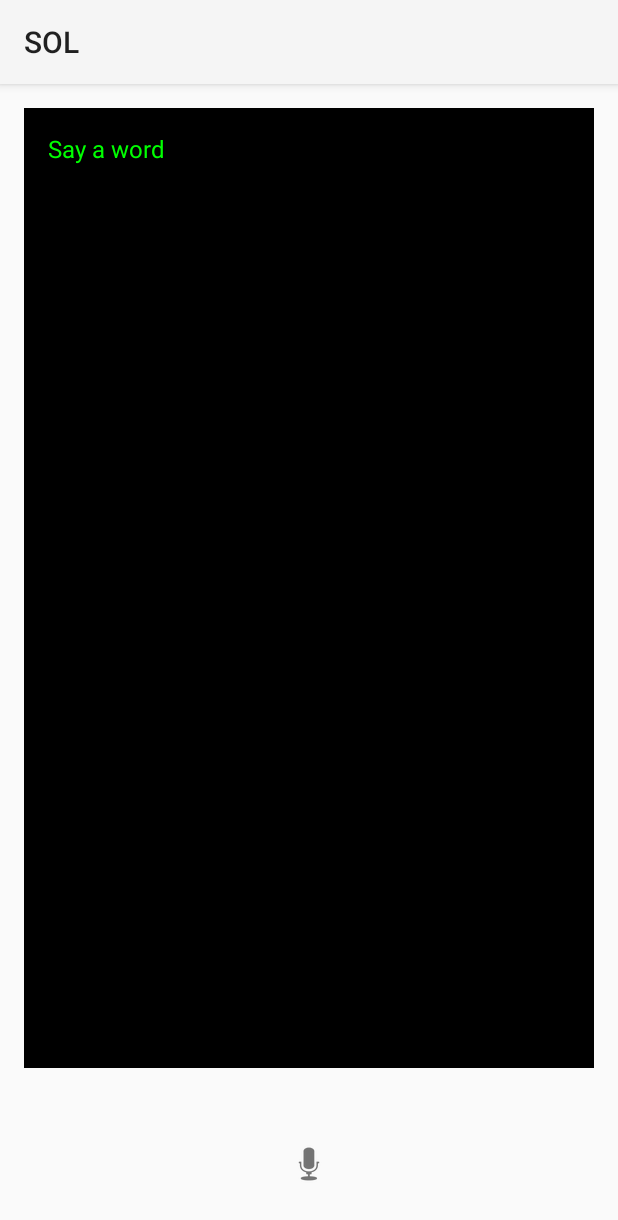
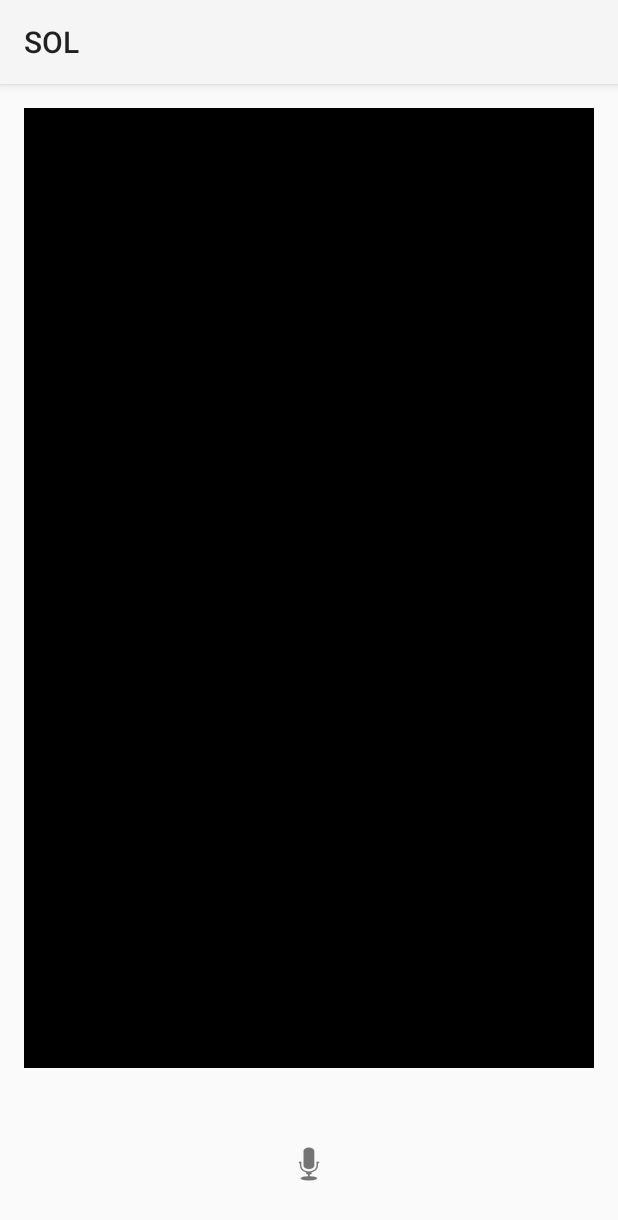
Before and after one commit to justbuzer/SOL, an Android app: the screen it shows after launch (MainActivity), on a phone screen of 412 x 824 dp. Shown: the top 1220 px of the screen. Run offline under Robolectric (Android 15) with nearby library versions, the phone set to English and light mode, and no system bars.

Commit message:
make textbox wrapped

```diff
--- a/app/src/main/java/com/justbuzer/sol/MainActivity.kt
+++ b/app/src/main/java/com/justbuzer/sol/MainActivity.kt
@@ -17,7 +17,7 @@ class MainActivity : AppCompatActivity() {
 
     // List to store speech history
     private val speechHistory = mutableListOf<String>()
-    private val maxHistorySize = 20  // Limit the history
+    private val maxHistorySize = 4  // Limit the history
 
     override fun onCreate(savedInstanceState: Bundle?) {
         super.onCreate(savedInstanceState)
--- a/app/src/main/res/layout/activity_main.xml
+++ b/app/src/main/res/layout/activity_main.xml
@@ -6,7 +6,7 @@
     android:orientation="vertical"
     android:padding="16dp">
 
-    <!-- Text Box to Display Recognized Speech -->
+<!-- Text Box to Display Recognized Speech -->
     <TextView
     android:id="@+id/textViewSpeech"
     android:layout_width="match_parent"
@@ -19,12 +19,15 @@
     android:background="@android:color/black"
     android:padding="16dp"
     android:gravity="top|start"
-    android:text="Say a word"
+    android:text=" "
     android:textSize="16sp"
     android:textColor="#00FF00"
-    android:scrollbars="vertical" />
+    android:scrollbars="vertical"
+    android:ellipsize="none"
+    android:scrollHorizontally="false" />
 
 
+<!-- Mic Button -->
     <ImageButton
     android:id="@+id/buttonMic"
     android:layout_width="64dp"
```
